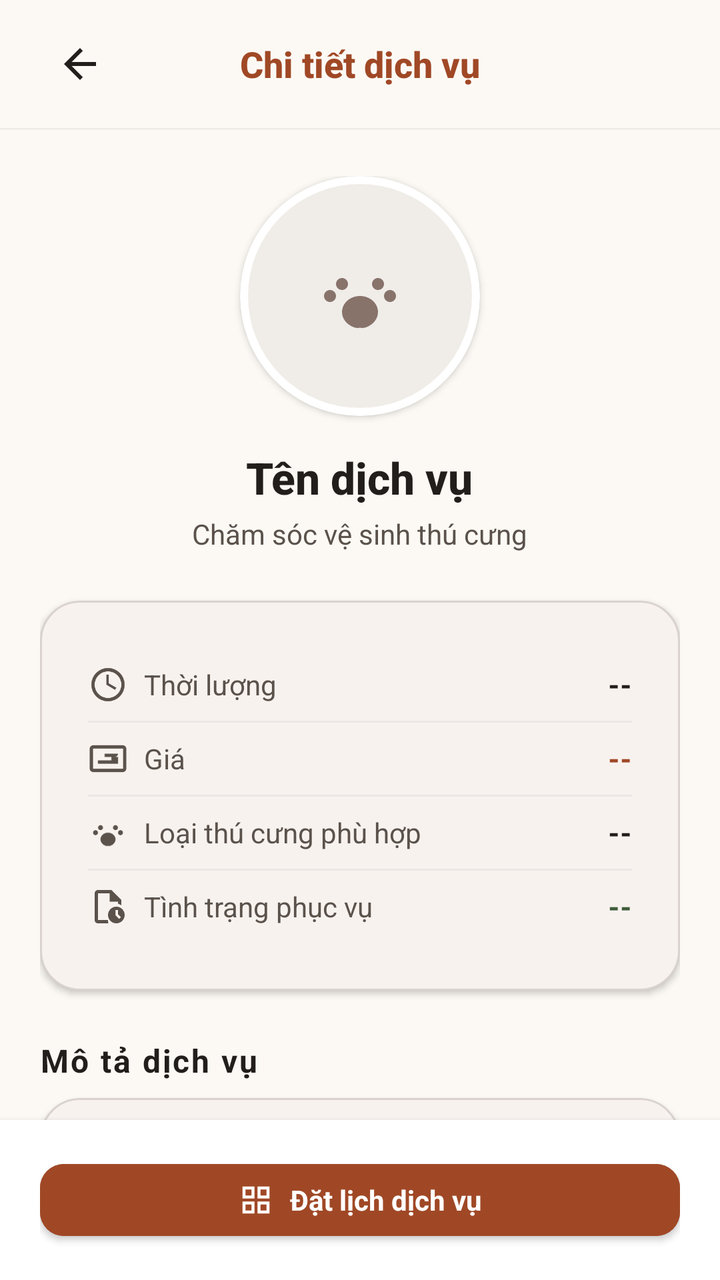
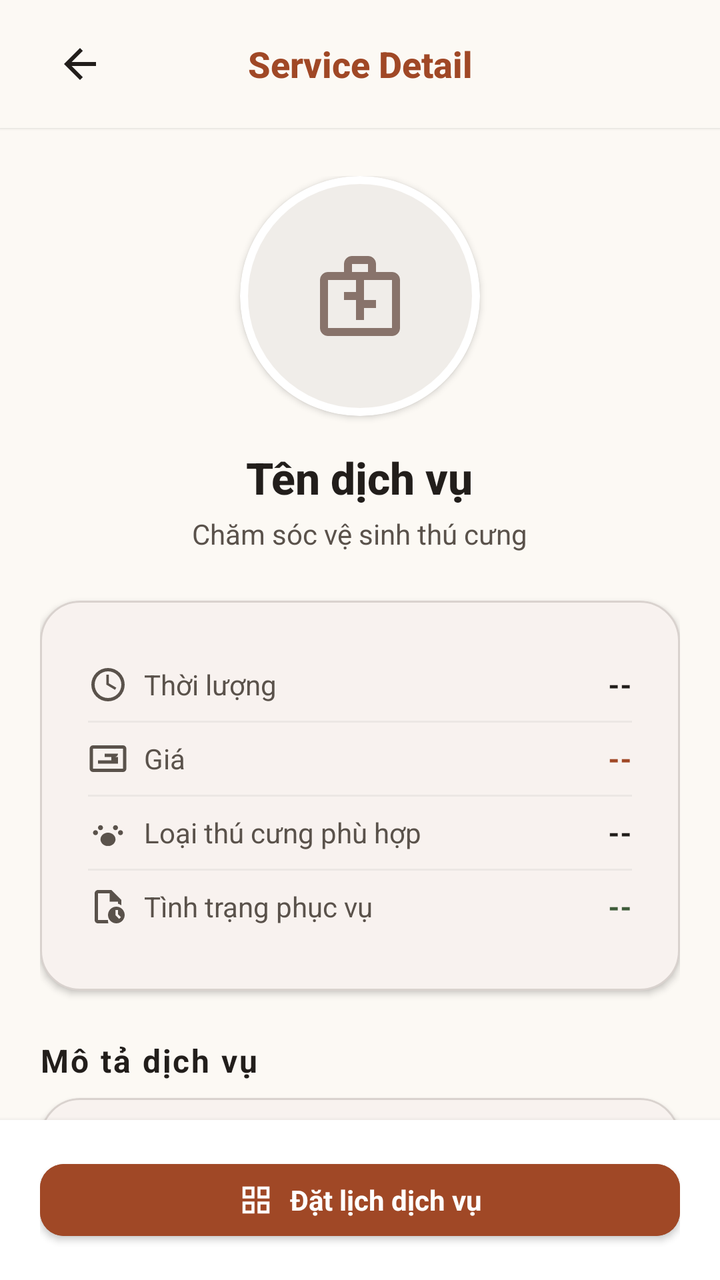

An Android layout rendered at two revisions. The XML below is the earlier revision; the diff shows what the commit changed to produce the second picture.
<!-- AndroidManifest.xml: application theme Theme.QuanLyThuCung -->
<!-- res/layout/activity_service_detail.xml -->
<?xml version="1.0" encoding="utf-8"?>
<LinearLayout xmlns:android="http://schemas.android.com/apk/res/android"
    xmlns:app="http://schemas.android.com/apk/res-auto"
    android:layout_width="match_parent"
    android:layout_height="match_parent"
    android:background="@color/color_background"
    android:orientation="vertical">

    
    <LinearLayout
        android:layout_width="match_parent"
        android:layout_height="64dp"
        android:background="@color/color_background"
        android:elevation="1dp"
        android:gravity="center_vertical"
        android:orientation="horizontal"
        android:paddingStart="@dimen/screen_padding"
        android:paddingEnd="@dimen/screen_padding">

        <ImageView
            android:id="@+id/btnBack"
            android:layout_width="40dp"
            android:layout_height="40dp"
            android:background="?attr/selectableItemBackgroundBorderless"
            android:contentDescription="Quay lại"
            android:padding="8dp"
            android:src="@drawable/ic_arrow_back"
            app:tint="@color/text_primary" />

        <TextView
            android:layout_width="0dp"
            android:layout_height="wrap_content"
            android:layout_weight="1"
            android:fontFamily="sans-serif-medium"
            android:gravity="center"
            android:text="Chi tiết dịch vụ"
            android:textColor="@color/color_primary"
            android:textSize="18sp"
            android:textStyle="bold" />

        
        <View
            android:layout_width="40dp"
            android:layout_height="40dp" />
    </LinearLayout>

    
    <androidx.core.widget.NestedScrollView
        android:layout_width="match_parent"
        android:layout_height="0dp"
        android:layout_weight="1"
        android:clipToPadding="false"
        android:fillViewport="true">

        <LinearLayout
            android:layout_width="match_parent"
            android:layout_height="wrap_content"
            android:orientation="vertical"
            android:paddingStart="@dimen/screen_padding"
            android:paddingTop="@dimen/spacing_md"
            android:paddingEnd="@dimen/screen_padding"
            android:paddingBottom="@dimen/spacing_xl">

            
            <LinearLayout
                android:layout_width="match_parent"
                android:layout_height="wrap_content"
                android:layout_marginTop="@dimen/spacing_sm"
                android:layout_marginBottom="@dimen/spacing_lg"
                android:gravity="center"
                android:orientation="vertical">

                <com.google.android.material.card.MaterialCardView
                    android:layout_width="120dp"
                    android:layout_height="120dp"
                    android:layout_marginBottom="@dimen/spacing_md"
                    app:cardBackgroundColor="@color/color_surface_variant"
                    app:cardCornerRadius="60dp"
                    app:cardElevation="2dp"
                    app:strokeColor="@color/color_surface"
                    app:strokeWidth="4dp">

                    <FrameLayout
                        android:layout_width="match_parent"
                        android:layout_height="match_parent">

                        <ImageView
                            android:id="@+id/ivServiceDetailImage"
                            android:layout_width="match_parent"
                            android:layout_height="match_parent"
                            android:contentDescription="Ảnh dịch vụ"
                            android:scaleType="centerCrop" />

                        <ImageView
                            android:id="@+id/ivServiceDetailPlaceholder"
                            android:layout_width="48dp"
                            android:layout_height="48dp"
                            android:layout_gravity="center"
                            android:contentDescription="Dịch vụ"
                            android:src="@drawable/ic_pets"
                            app:tint="@color/outline_color" />
                    </FrameLayout>
                </com.google.android.material.card.MaterialCardView>

                <TextView
                    android:id="@+id/tvServiceDetailTitle"
                    android:layout_width="wrap_content"
                    android:layout_height="wrap_content"
                    android:layout_marginBottom="4dp"
                    android:fontFamily="sans-serif-medium"
                    android:text="Tên dịch vụ"
                    android:textColor="@color/text_primary"
                    android:textSize="22sp"
                    android:textStyle="bold" />

                <TextView
                    android:id="@+id/tvServiceDetailCategory"
                    android:layout_width="wrap_content"
                    android:layout_height="wrap_content"
                    android:text="Chăm sóc vệ sinh thú cưng"
                    android:textColor="@color/text_secondary"
                    android:textSize="14sp" />
            </LinearLayout>

            
            <com.google.android.material.card.MaterialCardView
                style="@style/Widget.PetStore.FormCard"
                android:layout_width="match_parent"
                android:layout_height="wrap_content"
                android:layout_marginBottom="@dimen/spacing_lg">

                <LinearLayout
                    android:layout_width="match_parent"
                    android:layout_height="wrap_content"
                    android:orientation="vertical"
                    android:padding="@dimen/spacing_lg">

                    
                    <LinearLayout
                        android:layout_width="match_parent"
                        android:layout_height="wrap_content"
                        android:gravity="center_vertical"
                        android:orientation="horizontal"
                        android:paddingTop="8dp"
                        android:paddingBottom="8dp">

                        <ImageView
                            android:layout_width="20dp"
                            android:layout_height="20dp"
                            android:layout_marginEnd="@dimen/spacing_sm"
                            android:contentDescription="Thời lượng"
                            android:src="@drawable/ic_schedule"
                            app:tint="@color/text_secondary" />

                        <TextView
                            android:layout_width="0dp"
                            android:layout_height="wrap_content"
                            android:layout_weight="1"
                            android:text="Thời lượng"
                            android:textColor="@color/text_secondary"
                            android:textSize="14sp" />

                        <TextView
                            android:id="@+id/tvServiceDuration"
                            android:layout_width="wrap_content"
                            android:layout_height="wrap_content"
                            android:fontFamily="sans-serif-medium"
                            android:text="--"
                            android:textColor="@color/text_primary"
                            android:textSize="14sp"
                            android:textStyle="bold" />
                    </LinearLayout>

                    <View
                        android:layout_width="match_parent"
                        android:layout_height="1dp"
                        android:background="@color/divider_color" />

                    
                    <LinearLayout
                        android:layout_width="match_parent"
                        android:layout_height="wrap_content"
                        android:gravity="center_vertical"
                        android:orientation="horizontal"
                        android:paddingTop="8dp"
                        android:paddingBottom="8dp">

                        <ImageView
                            android:layout_width="20dp"
                            android:layout_height="20dp"
                            android:layout_marginEnd="@dimen/spacing_sm"
                            android:contentDescription="Giá"
                            android:src="@drawable/ic_payments"
                            app:tint="@color/text_secondary" />

                        <TextView
                            android:layout_width="0dp"
                            android:layout_height="wrap_content"
                            android:layout_weight="1"
                            android:text="Giá"
                            android:textColor="@color/text_secondary"
                            android:textSize="14sp" />

                        <TextView
                            android:id="@+id/tvServicePrice"
                            android:layout_width="wrap_content"
                            android:layout_height="wrap_content"
                            android:fontFamily="sans-serif-medium"
                            android:text="--"
                            android:textColor="@color/color_primary"
                            android:textSize="14sp"
                            android:textStyle="bold" />
                    </LinearLayout>

                    <View
                        android:layout_width="match_parent"
                        android:layout_height="1dp"
                        android:background="@color/divider_color" />

                    
                    <LinearLayout
                        android:layout_width="match_parent"
                        android:layout_height="wrap_content"
                        android:gravity="center_vertical"
                        android:orientation="horizontal"
                        android:paddingTop="8dp"
                        android:paddingBottom="8dp">

                        <ImageView
                            android:layout_width="20dp"
                            android:layout_height="20dp"
                            android:layout_marginEnd="@dimen/spacing_sm"
                            android:contentDescription="Loại thú cưng"
                            android:src="@drawable/ic_pets"
                            app:tint="@color/text_secondary" />

                        <TextView
                            android:layout_width="0dp"
                            android:layout_height="wrap_content"
                            android:layout_weight="1"
                            android:text="Loại thú cưng phù hợp"
                            android:textColor="@color/text_secondary"
                            android:textSize="14sp" />

                        <TextView
                            android:id="@+id/tvServiceSuitablePet"
                            android:layout_width="wrap_content"
                            android:layout_height="wrap_content"
                            android:fontFamily="sans-serif-medium"
                            android:text="--"
                            android:textColor="@color/text_primary"
                            android:textSize="14sp"
                            android:textStyle="bold" />
                    </LinearLayout>

                    <View
                        android:layout_width="match_parent"
                        android:layout_height="1dp"
                        android:background="@color/divider_color" />

                    
                    <LinearLayout
                        android:layout_width="match_parent"
                        android:layout_height="wrap_content"
                        android:gravity="center_vertical"
                        android:orientation="horizontal"
                        android:paddingTop="8dp"
                        android:paddingBottom="8dp">

                        <ImageView
                            android:layout_width="20dp"
                            android:layout_height="20dp"
                            android:layout_marginEnd="@dimen/spacing_sm"
                            android:contentDescription="Tình trạng"
                            android:src="@drawable/ic_pending_actions"
                            app:tint="@color/text_secondary" />

                        <TextView
                            android:layout_width="0dp"
                            android:layout_height="wrap_content"
                            android:layout_weight="1"
                            android:text="Tình trạng phục vụ"
                            android:textColor="@color/text_secondary"
                            android:textSize="14sp" />

                        <TextView
                            android:id="@+id/tvServiceStatus"
                            android:layout_width="wrap_content"
                            android:layout_height="wrap_content"
                            android:fontFamily="sans-serif-medium"
                            android:text="--"
                            android:textColor="@color/color_secondary"
                            android:textSize="14sp"
                            android:textStyle="bold" />
                    </LinearLayout>
                </LinearLayout>
            </com.google.android.material.card.MaterialCardView>

            
            <TextView
                style="@style/Widget.PetStore.SectionHeader"
                android:layout_width="wrap_content"
                android:layout_height="wrap_content"
                android:layout_marginBottom="@dimen/spacing_sm"
                android:text="Mô tả dịch vụ"
                android:textColor="@color/text_primary"
                android:textSize="16sp"
                android:textStyle="bold" />

            <com.google.android.material.card.MaterialCardView
                style="@style/Widget.PetStore.FormCard"
                android:layout_width="match_parent"
                android:layout_height="wrap_content"
                android:layout_marginBottom="@dimen/spacing_lg">

                <LinearLayout
                    android:layout_width="match_parent"
                    android:layout_height="wrap_content"
                    android:padding="@dimen/spacing_lg">

                    <TextView
                        android:id="@+id/tvServiceDescription"
                        android:layout_width="match_parent"
                        android:layout_height="wrap_content"
                        android:lineSpacingExtra="4dp"
                        android:text="Thông tin mô tả dịch vụ sẽ hiển thị tại đây."
                        android:textColor="@color/text_secondary"
                        android:textSize="14sp" />
                </LinearLayout>
            </com.google.android.material.card.MaterialCardView>

            
            <TextView
                style="@style/Widget.PetStore.SectionHeader"
                android:layout_width="wrap_content"
                android:layout_height="wrap_content"
                android:layout_marginBottom="@dimen/spacing_sm"
                android:text="Phù hợp với"
                android:textColor="@color/text_primary"
                android:textSize="16sp"
                android:textStyle="bold" />

            <LinearLayout
                android:layout_width="match_parent"
                android:layout_height="wrap_content"
                android:layout_marginBottom="@dimen/spacing_lg"
                android:orientation="horizontal">

                <TextView
                    android:layout_width="wrap_content"
                    android:layout_height="wrap_content"
                    android:layout_marginEnd="@dimen/spacing_sm"
                    android:background="@drawable/bg_stat_icon_secondary"
                    android:paddingStart="@dimen/spacing_md"
                    android:paddingTop="@dimen/spacing_xs"
                    android:paddingEnd="@dimen/spacing_md"
                    android:paddingBottom="@dimen/spacing_xs"
                    android:text="Chó"
                    android:textColor="@color/color_secondary"
                    android:textSize="13sp"
                    android:textStyle="bold" />

                <TextView
                    android:layout_width="wrap_content"
                    android:layout_height="wrap_content"
                    android:layout_marginEnd="@dimen/spacing_sm"
                    android:background="@drawable/bg_stat_icon_secondary"
                    android:paddingStart="@dimen/spacing_md"
                    android:paddingTop="@dimen/spacing_xs"
                    android:paddingEnd="@dimen/spacing_md"
                    android:paddingBottom="@dimen/spacing_xs"
                    android:text="Mèo"
                    android:textColor="@color/color_secondary"
                    android:textSize="13sp"
                    android:textStyle="bold" />

                <TextView
                    android:layout_width="wrap_content"
                    android:layout_height="wrap_content"
                    android:background="@drawable/bg_stat_icon_secondary"
                    android:paddingStart="@dimen/spacing_md"
                    android:paddingTop="@dimen/spacing_xs"
                    android:paddingEnd="@dimen/spacing_md"
                    android:paddingBottom="@dimen/spacing_xs"
                    android:text="Thú cưng nhỏ"
                    android:textColor="@color/color_secondary"
                    android:textSize="13sp"
                    android:textStyle="bold" />
            </LinearLayout>

            
            <LinearLayout
                android:layout_width="wrap_content"
                android:layout_height="wrap_content"
                android:layout_marginBottom="@dimen/spacing_sm"
                android:gravity="center_vertical"
                android:orientation="horizontal">

                <ImageView
                    android:layout_width="20dp"
                    android:layout_height="20dp"
                    android:layout_marginEnd="@dimen/spacing_xs"
                    android:contentDescription="Lưu ý"
                    android:src="@drawable/ic_warning"
                    app:tint="@color/color_primary" />

                <TextView
                    style="@style/Widget.PetStore.SectionHeader"
                    android:layout_width="wrap_content"
                    android:layout_height="wrap_content"
                    android:text="Lưu ý trước khi đặt lịch"
                    android:textColor="@color/text_primary"
                    android:textSize="16sp"
                    android:textStyle="bold" />
            </LinearLayout>

            <com.google.android.material.card.MaterialCardView
                style="@style/Widget.PetStore.FormCard"
                android:layout_width="match_parent"
                android:layout_height="wrap_content"
                android:layout_marginBottom="@dimen/spacing_xl"
                app:cardBackgroundColor="@color/color_surface_variant">

                <LinearLayout
                    android:layout_width="match_parent"
                    android:layout_height="wrap_content"
                    android:padding="@dimen/spacing_lg">

                    <TextView
                        android:id="@+id/tvServiceNotice"
                        android:layout_width="match_parent"
                        android:layout_height="wrap_content"
                        android:lineSpacingExtra="4dp"
                        android:text="Thông tin lưu ý của dịch vụ sẽ hiển thị tại đây."
                        android:textColor="@color/text_secondary"
                        android:textSize="14sp" />
                </LinearLayout>
            </com.google.android.material.card.MaterialCardView>

        </LinearLayout>
    </androidx.core.widget.NestedScrollView>

    
    <LinearLayout
        android:layout_width="match_parent"
        android:layout_height="wrap_content"
        android:background="@color/color_surface"
        android:elevation="4dp"
        android:orientation="vertical"
        android:paddingStart="@dimen/screen_padding"
        android:paddingTop="@dimen/spacing_md"
        android:paddingEnd="@dimen/screen_padding"
        android:paddingBottom="@dimen/spacing_md">

        <com.google.android.material.button.MaterialButton
            android:id="@+id/btnBookService"
            style="@style/Widget.PetStore.Button.Primary"
            android:layout_width="match_parent"
            android:layout_height="wrap_content"
            android:text="Đặt lịch dịch vụ"
            app:icon="@drawable/ic_calendar"
            app:iconGravity="textStart"
            app:iconTint="@color/white" />
    </LinearLayout>

</LinearLayout>
<!-- resources referenced by this layout -->
<resources>
  <color name="color_background">#FCF9F4</color>
  <color name="color_primary">#A04826</color>
  <color name="color_secondary">#3F5C3A</color>
  <color name="color_surface">#FFFFFF</color>
  <color name="color_surface_variant">#F0EDE9</color>
  <color name="divider_color">#0D221E1B</color>
  <color name="outline_color">#88736B</color>
  <color name="text_primary">#221E1B</color>
  <color name="text_secondary">#5A524B</color>
  <color name="white">#FFFFFFFF</color>
  <dimen name="screen_padding">20dp</dimen>
  <dimen name="spacing_lg">24dp</dimen>
  <dimen name="spacing_md">16dp</dimen>
  <dimen name="spacing_sm">8dp</dimen>
  <dimen name="spacing_xl">32dp</dimen>
  <dimen name="spacing_xs">4dp</dimen>
  <!-- drawable bg_stat_icon_secondary (drawable) -->
  <?xml version="1.0" encoding="utf-8"?>
  <shape xmlns:android="http://schemas.android.com/apk/res/android"
      android:shape="oval">
      <solid android:color="#70D0EAC0" />
  </shape>
  <!-- drawable ic_arrow_back (drawable) -->
  <vector xmlns:android="http://schemas.android.com/apk/res/android"
      android:width="24dp"
      android:height="24dp"
      android:viewportWidth="24.0"
      android:viewportHeight="24.0"
      android:autoMirrored="true">
      <path
          android:fillColor="#FF000000"
          android:pathData="M20,11H7.83l5.59,-5.59L12,4l-8,8 8,8 1.41,-1.41L7.83,13H20v-2z"/>
  </vector>
  <style name="Widget.PetStore.Button.Primary" parent="Widget.MaterialComponents.Button">
          <item name="android:backgroundTint">@color/color_primary</item>
          <item name="android:textColor">@color/white</item>
          <item name="cornerRadius">@dimen/radius_button</item>
          <item name="android:minHeight">@dimen/touch_target_min</item>
          <item name="android:textAppearance">@style/TextAppearance.PetStore.Button</item>
      </style>
  <style name="Widget.PetStore.FormCard" parent="Widget.MaterialComponents.CardView">
          <item name="cardCornerRadius">20dp</item>
          <item name="cardBackgroundColor">@color/color_surface</item>
          <item name="cardElevation">2dp</item>
          <item name="strokeColor">@color/border_color</item>
          <item name="strokeWidth">1dp</item>
      </style>
  <style name="Widget.PetStore.SectionHeader" parent="android:TextAppearance">
          <item name="android:textSize">14sp</item>
          <item name="android:textStyle">bold</item>
          <item name="android:fontFamily">sans-serif</item>
          <item name="android:textColor">@color/color_primary</item>
          <item name="android:letterSpacing">0.06</item>
      </style>
  <style name="Theme.QuanLyThuCung" parent="Base.Theme.QuanLyThuCung" />
  <dimen name="radius_button">12dp</dimen>
  <dimen name="touch_target_min">48dp</dimen>
  <style name="TextAppearance.PetStore.Button" parent="android:TextAppearance">
          <item name="android:textSize">14sp</item>
          <item name="android:textStyle">bold</item>
          <item name="android:fontFamily">sans-serif</item>
          <item name="android:textColor">@color/white</item>
      </style>
  <color name="border_color">#335A524B</color>
  <color name="color_primary_container">#B25D3A</color>
  <color name="color_secondary_container">#D0EAC0</color>
  <color name="color_error">#BA1A1A</color>
  <dimen name="radius_input">12dp</dimen>
  <!-- unchanged entries left out for length: 8 -->
</resources>

<!-- the commit's change to res/layout/activity_service_detail.xml (unified diff, before → after) -->
@@ -33,7 +33,7 @@
             android:layout_weight="1"
             android:fontFamily="sans-serif-medium"
             android:gravity="center"
-            android:text="Chi tiết dịch vụ"
+            android:text="Service Detail"
             android:textColor="@color/color_primary"
             android:textSize="18sp"
             android:textStyle="bold" />
@@ -97,7 +97,7 @@
                             android:layout_height="48dp"
                             android:layout_gravity="center"
                             android:contentDescription="Dịch vụ"
-                            android:src="@drawable/ic_pets"
+                            android:src="@drawable/ic_service_placeholder"
                             app:tint="@color/outline_color" />
                     </FrameLayout>
                 </com.google.android.material.card.MaterialCardView>
<!-- resource entries referenced after the edit -->
@@ -32,6 +32,17 @@
       <path
           android:fillColor="#FF000000"
           android:pathData="M20,11H7.83l5.59,-5.59L12,4l-8,8 8,8 1.41,-1.41L7.83,13H20v-2z"/>
+  </vector>
+  <!-- drawable ic_service_placeholder (drawable) -->
+  <vector xmlns:android="http://schemas.android.com/apk/res/android"
+      android:width="48dp"
+      android:height="48dp"
+      android:viewportWidth="24"
+      android:viewportHeight="24"
+      android:tint="@color/outline_color">
+    <path
+        android:fillColor="@android:color/white"
+        android:pathData="M20,6h-4V4c0,-1.1 -0.9,-2 -2,-2h-4C8.9,2 8,2.9 8,4v2H4C2.9,6 2,6.9 2,8v12c0,1.1 0.9,2 2,2h16c1.1,0 2,-0.9 2,-2V8c0,-1.1 -0.9,-2 -2,-2zm-10,-2h4v2h-4V4zm10,16H4V8h16v12zm-9,-2h2v-3h3v-2h-3V8h-2v3H8v2h3v3z"/>
   </vector>
   <style name="Widget.PetStore.Button.Primary" parent="Widget.MaterialComponents.Button">
           <item name="android:backgroundTint">@color/color_primary</item>
